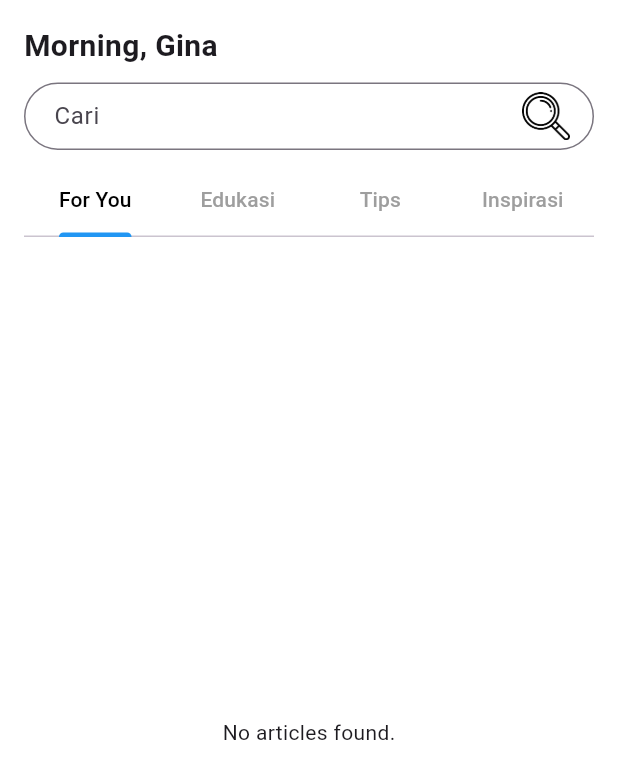
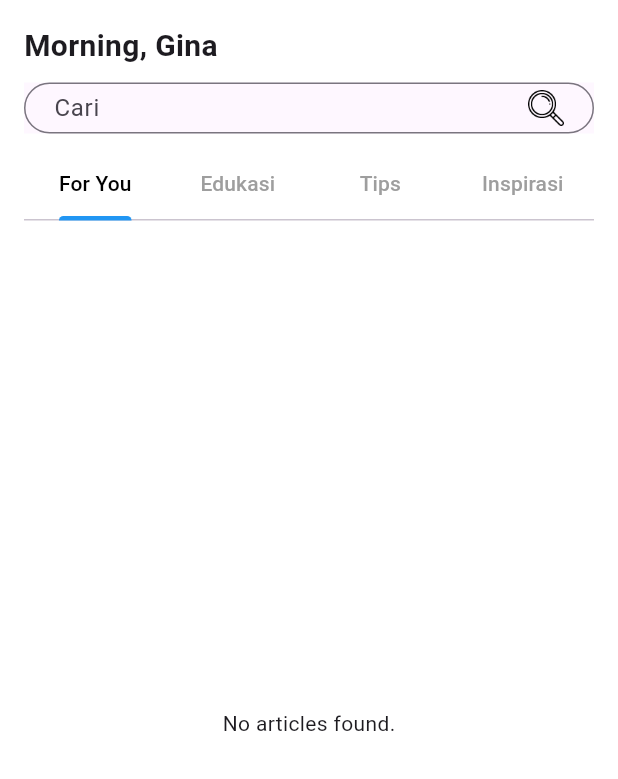
Before and after one commit to SalmaMuntazShaumi/AolSoftwareEngineering, a Flutter app: the ArticlePage screen opened directly, on a phone screen of 412 x 824 dp. Shown: the top 779 px of the screen. Run offline on Flutter 3.47's test engine with Material 3 defaults, Android fonts, the phone set to English and light mode, and no system bars; our stand-ins replace cached_network_image, cloud_firestore, firebase_auth, firebase_core, fl_chart, image_picker and 2 more; accounts and stored records are empty.

```diff
--- a/lib/custom/searchBar.dart
+++ b/lib/custom/searchBar.dart
@@ -16,8 +16,9 @@ class _SearchbarState extends State<Searchbar> {
 
   @override
   Widget build(BuildContext context) {
-    return SizedBox(
-      height: 45,
+    return Material(
+      child: SizedBox(
+        height: 34,
         child: TextField(
           decoration: InputDecoration(
             contentPadding: EdgeInsets.symmetric(horizontal: 16),
@@ -26,7 +27,8 @@ class _SearchbarState extends State<Searchbar> {
               borderSide: BorderSide(color: Colors.grey),
               borderRadius: BorderRadius.circular(100),
             ),
-          suffixIcon: Container(margin: EdgeInsets.only(right: 16), child: Image.asset('assets/loupe.png', width: 12, height: 12)),
+            suffixIcon: Container(padding: EdgeInsets.all(4), margin: EdgeInsets.only(right: 16), child: Image.asset('assets/loupe.png', width: 12, height: 12)),
+          ),
         ),
       ),
     );
--- a/lib/main.dart
+++ b/lib/main.dart
@@ -7,12 +7,12 @@ import 'package:compwaste/pembeli/cart_screen.dart';
 import 'package:compwaste/pembeli/detail_article.dart';
 import 'package:compwaste/general/detail_products.dart';
 import 'package:compwaste/role_screen.dart';
+import 'package:firebase_core/firebase_core.dart';
 import 'package:flutter/material.dart';
-import 'package:flutter/rendering.dart';
-import 'Custom/bottom_navbar.dart';
 
-void main() {
+void main() async {
   WidgetsFlutterBinding.ensureInitialized();
+  await Firebase.initializeApp();
   runApp(const MyApp());
 }
 
--- a/lib/pembeli/article.dart
+++ b/lib/pembeli/article.dart
@@ -1,4 +1,3 @@
-// lib/general/article.dart
 import 'package:cloud_firestore/cloud_firestore.dart';
 import 'package:compwaste/custom/article_card.dart';
 import 'package:compwaste/custom/searchBar.dart';
@@ -15,6 +14,60 @@ class ArticlePage extends StatefulWidget {
 
 class _ArticlePageState extends State<ArticlePage> {
   String user = 'Gina';
+
+  Stream<QuerySnapshot> _getArticlesStream([String? category]) {
+    var collection = FirebaseFirestore.instance.collection('articles');
+    if (category != null && category.isNotEmpty) {
+      return collection.where('category', isEqualTo: category).snapshots();
+    }
+    return collection.snapshots();
+  }
+
+  Widget _buildArticleList(Stream<QuerySnapshot> stream) {
+    return StreamBuilder<QuerySnapshot>(
+      stream: stream,
+      builder: (context, snapshot) {
+        if (snapshot.hasError) {
+          return Center(child: Text('Error: ${snapshot.error}'));
+        }
+        if (snapshot.connectionState == ConnectionState.waiting) {
+          return Center(child: CircularProgressIndicator());
+        }
+        if (!snapshot.hasData || snapshot.data!.docs.isEmpty) {
+          return Center(child: Text('No articles found.'));
+        }
+        final docs = snapshot.data!.docs;
+        return ListView.builder(
+          itemCount: docs.length,
+          itemBuilder: (context, index) {
+            final data = docs[index].data() as Map<String, dynamic>;
+            return Padding(
+              padding: const EdgeInsets.only(bottom: 16.0, left: 16),
+              child: GestureDetector(
+                onTap: () {
+                  widget.onArticleTap?.call({
+                    'title': data['title'] ?? 'No Title',
+                    'imagePath': data['url_image'] ?? 'https://inspektorat.palembang.go.id/assets/img/no-image.png',
+                    'author': data['author'] ?? 'Unknown',
+                    'publish_year': data['publish_year'] ?? 'Unknown',
+                    'desc': data['desc'] ?? 'No content available.',
+                  });
+                },
+                child: ArticleCard(
+                  isHome: false,
+                  imageUrl: data['url_image'] ?? 'https://inspektorat.palembang.go.id/assets/img/no-image.png',
+                  url: data['url_article'] ?? '',
+                  title: data['title'] ?? '',
+                  date: data['publish_year'] ?? '',
+                  author: data['author'] ?? '',
+                ),
+              ),
+            );
+          },
+        );
+      },
+    );
+  }
 
   @override
   Widget build(BuildContext context) {
@@ -51,51 +104,10 @@ class _ArticlePageState extends State<ArticlePage> {
                 Expanded(
                   child: TabBarView(
                     children: [
-                      StreamBuilder<QuerySnapshot>(
-                        stream: FirebaseFirestore.instance.collection('articles').snapshots(),
-                        builder: (context, snapshot) {
-                          if (snapshot.connectionState == ConnectionState.waiting) {
-                            return Center(child: CircularProgressIndicator());
-                          }
-                          if (!snapshot.hasData || snapshot.data!.docs.isEmpty) {
-                            return Center(child: Text('No articles found.'));
-                          }
-                          final docs = snapshot.data!.docs;
-                          return ListView.builder(
-                            itemCount: docs.length,
-                            itemBuilder: (context, index) {
-                              final data = docs[index].data() as Map<String, dynamic>;
-                              return Padding(
-                                padding: const EdgeInsets.only(bottom: 16.0, left: 16),
-                                child: GestureDetector(
-                                  onTap: () {
-                                    if (widget.onArticleTap != null) {
-                                      widget.onArticleTap!({
-                                        'title': data['title'] ?? 'No Title',
-                                        'imagePath': data['url_image'] ?? 'https://inspektorat.palembang.go.id/assets/img/no-image.png',
-                                        'author': data['author'] ?? 'Unknown',
-                                        'publish_year': data['publish_year'] ?? 'Unknown',
-                                        'desc': data['desc'] ?? 'No content available.',
-                                      });
-                                    }
-                                  },
-                                  child: ArticleCard(
-                                    isHome: false,
-                                    imageUrl: data['url_image'] ?? 'https://inspektorat.palembang.go.id/assets/img/no-image.png',
-                                    url: data['url_article'] ?? '',
-                                    title: data['title'] ?? '',
-                                    date: data['publish_year'] ?? '',
-                                    author: data['author'] ?? '',
-                                  ),
-                                ),
-                              );
-                            },
-                          );
-                        },
-                      ),
-                      Center(child: Text("Edukasi")),
-                      Center(child: Text("Tips")),
-                      Center(child: Text("Inspirasi")),
+                      _buildArticleList(_getArticlesStream()), // For You: all articles
+                      _buildArticleList(_getArticlesStream('Edukasi')),
+                      _buildArticleList(_getArticlesStream('Tips')),
+                      _buildArticleList(_getArticlesStream('Inspirasi')),
                     ],
                   ),
                 ),
```
Also changed, not shown: lib/controller.dart (+12 -51 lines), lib/custom/product_card.dart (+16 -10 lines), lib/general/home.dart (+7 -3 lines), lib/general/login.dart (+10 -5 lines), lib/general/products.dart (+93 -27 lines), lib/pembeli/payment_methode.dart (added), lib/pembeli/verif_cart.dart (added). Lines whose indentation alone changed are shown as unchanged.
